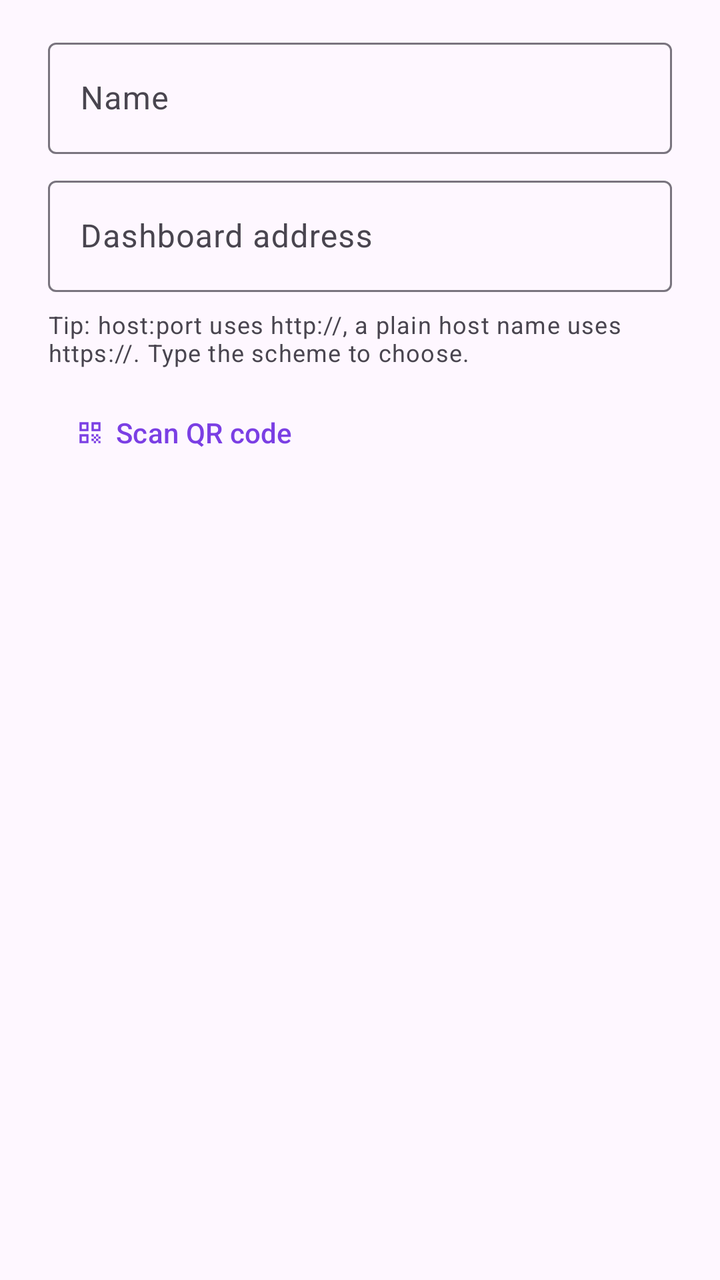
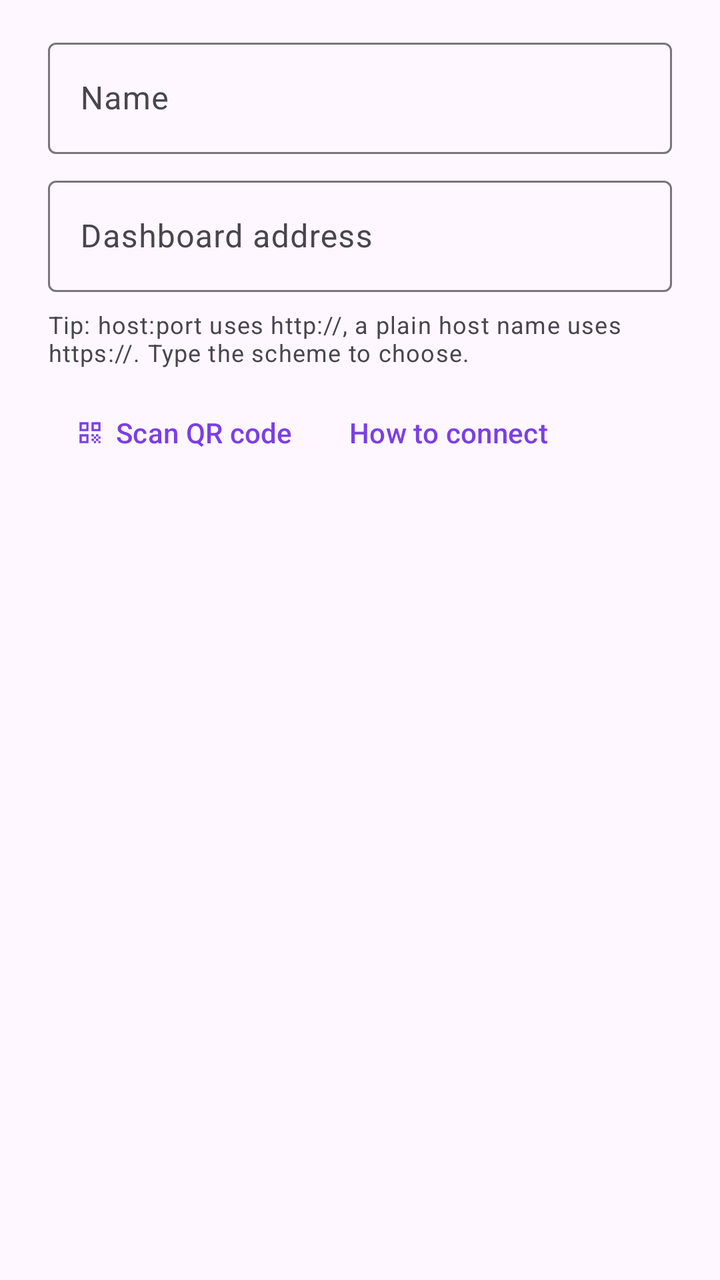

An Android layout rendered at two revisions. The XML below is the earlier revision; the diff shows what the commit changed to produce the second picture.
<!-- AndroidManifest.xml: application theme Theme.KiroCrew -->
<!-- res/layout/dialog_profile.xml -->
<?xml version="1.0" encoding="utf-8"?>
<LinearLayout xmlns:android="http://schemas.android.com/apk/res/android"
    xmlns:app="http://schemas.android.com/apk/res-auto"
    android:layout_width="match_parent"
    android:layout_height="wrap_content"
    android:orientation="vertical"
    android:paddingHorizontal="24dp"
    android:paddingTop="16dp">

    <com.google.android.material.textfield.TextInputLayout
        android:layout_width="match_parent"
        android:layout_height="wrap_content"
        android:hint="@string/server_name">

        <com.google.android.material.textfield.TextInputEditText
            android:id="@+id/name"
            android:layout_width="match_parent"
            android:layout_height="wrap_content"
            android:inputType="textCapWords"
            android:maxLines="1" />
    </com.google.android.material.textfield.TextInputLayout>

    <com.google.android.material.textfield.TextInputLayout
        android:id="@+id/url_layout"
        android:layout_width="match_parent"
        android:layout_height="wrap_content"
        android:layout_marginTop="8dp"
        android:hint="@string/server_url">

        <com.google.android.material.textfield.TextInputEditText
            android:id="@+id/url"
            android:layout_width="match_parent"
            android:layout_height="wrap_content"
            android:imeOptions="actionDone"
            android:inputType="textUri"
            android:maxLines="1" />
    </com.google.android.material.textfield.TextInputLayout>

    <TextView
        android:layout_width="match_parent"
        android:layout_height="wrap_content"
        android:layout_marginTop="8dp"
        android:text="@string/server_url_help"
        android:textAppearance="?attr/textAppearanceBodySmall" />

    <com.google.android.material.button.MaterialButton
        android:id="@+id/scan"
        style="@style/Widget.Material3.Button.TextButton.Icon"
        android:layout_width="wrap_content"
        android:layout_height="wrap_content"
        android:layout_marginTop="8dp"
        android:text="@string/scan_qr"
        app:icon="@drawable/ic_qr"  />
</LinearLayout>
<!-- resources referenced by this layout -->
<resources>
  <!-- drawable ic_qr (drawable) -->
  <?xml version="1.0" encoding="utf-8"?>
  <vector xmlns:android="http://schemas.android.com/apk/res/android"
      android:width="24dp"
      android:height="24dp"
      android:viewportWidth="24"
      android:viewportHeight="24">
      <path
          android:fillColor="#FF7B3FE4"
          android:pathData="M9.5,6.5v3h-3v-3H9.5M11,5H5v6h6V5L11,5zM9.5,14.5v3h-3v-3H9.5M11,13H5v6h6V13L11,13zM17.5,6.5v3h-3v-3H17.5M19,5h-6v6h6V5L19,5zM13,13h1.5v1.5H13V13zM14.5,14.5H16V16h-1.5V14.5zM16,13h1.5v1.5H16V13zM13,16h1.5v1.5H13V16zM14.5,17.5H16V19h-1.5V17.5zM16,16h1.5v1.5H16V16zM17.5,14.5H19V16h-1.5V14.5zM17.5,17.5H19V19h-1.5V17.5z" />
  </vector>
  <string name="scan_qr">Scan QR code</string>
  <string name="server_name">Name</string>
  <string name="server_url">Dashboard address</string>
  <string name="server_url_help">Tip: host:port uses http://, a plain host name uses https://. Type the scheme to choose.</string>
  <style name="Theme.KiroCrew" parent="Theme.Material3.DayNight.NoActionBar">
          <item name="colorPrimary">@color/kiro_purple</item>
          <item name="colorOnPrimary">#FFFFFF</item>
          <item name="colorSecondary">@color/kiro_purple</item>
      </style>
  <color name="kiro_purple">#7B3FE4</color>
</resources>

<!-- the commit's change to res/layout/dialog_profile.xml (unified diff, before → after) -->
@@ -43,12 +43,25 @@
         android:text="@string/server_url_help"
         android:textAppearance="?attr/textAppearanceBodySmall" />
 
-    <com.google.android.material.button.MaterialButton
-        android:id="@+id/scan"
-        style="@style/Widget.Material3.Button.TextButton.Icon"
-        android:layout_width="wrap_content"
+    <LinearLayout
+        android:layout_width="match_parent"
         android:layout_height="wrap_content"
         android:layout_marginTop="8dp"
-        android:text="@string/scan_qr"
-        app:icon="@drawable/ic_qr"  />
+        android:orientation="horizontal">
+
+        <com.google.android.material.button.MaterialButton
+            android:id="@+id/scan"
+            style="@style/Widget.Material3.Button.TextButton.Icon"
+            android:layout_width="wrap_content"
+            android:layout_height="wrap_content"
+            android:text="@string/scan_qr"
+            app:icon="@drawable/ic_qr" />
+
+        <com.google.android.material.button.MaterialButton
+            android:id="@+id/help"
+            style="@style/Widget.Material3.Button.TextButton"
+            android:layout_width="wrap_content"
+            android:layout_height="wrap_content"
+            android:text="@string/connect_help" />
+    </LinearLayout>
 </LinearLayout>
<!-- resource entries referenced after the edit -->
@@ -11,6 +11,7 @@
           android:fillColor="#FF7B3FE4"
           android:pathData="M9.5,6.5v3h-3v-3H9.5M11,5H5v6h6V5L11,5zM9.5,14.5v3h-3v-3H9.5M11,13H5v6h6V13L11,13zM17.5,6.5v3h-3v-3H17.5M19,5h-6v6h6V5L19,5zM13,13h1.5v1.5H13V13zM14.5,14.5H16V16h-1.5V14.5zM16,13h1.5v1.5H16V13zM13,16h1.5v1.5H13V16zM14.5,17.5H16V19h-1.5V17.5zM16,16h1.5v1.5H16V16zM17.5,14.5H19V16h-1.5V14.5zM17.5,17.5H19V19h-1.5V17.5z" />
   </vector>
+  <string name="connect_help">How to connect</string>
   <string name="scan_qr">Scan QR code</string>
   <string name="server_name">Name</string>
   <string name="server_url">Dashboard address</string>
